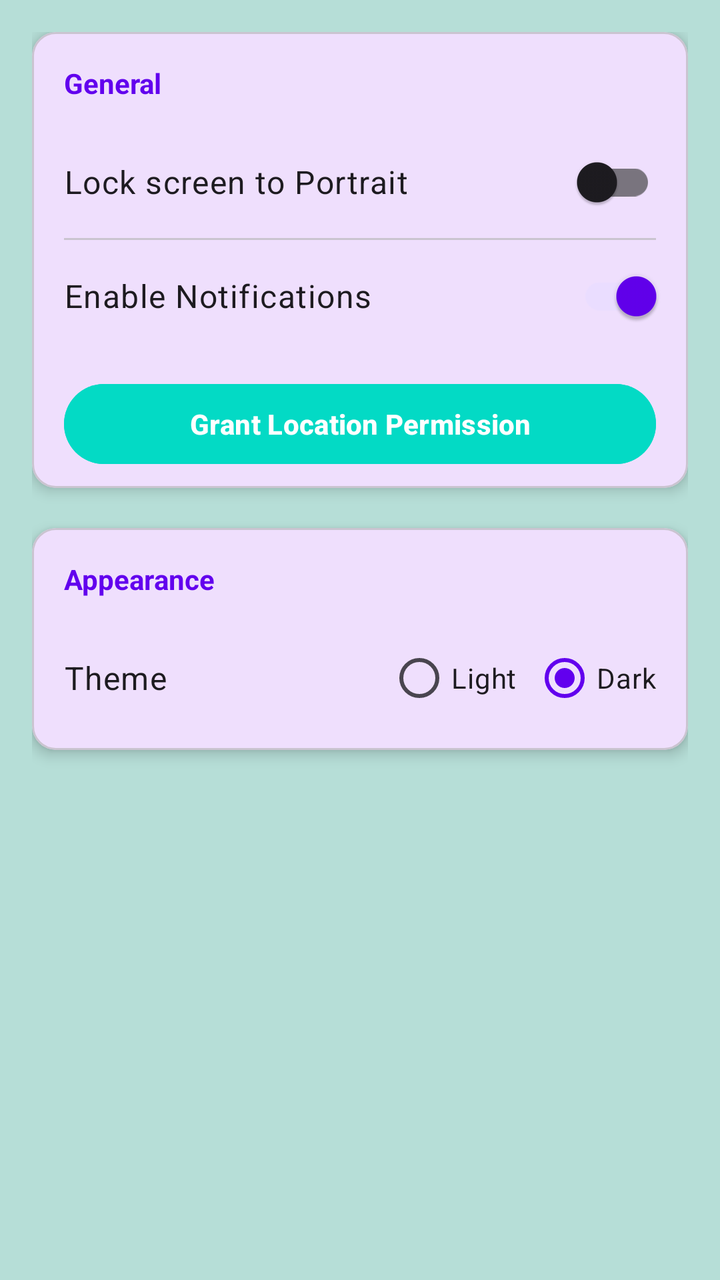
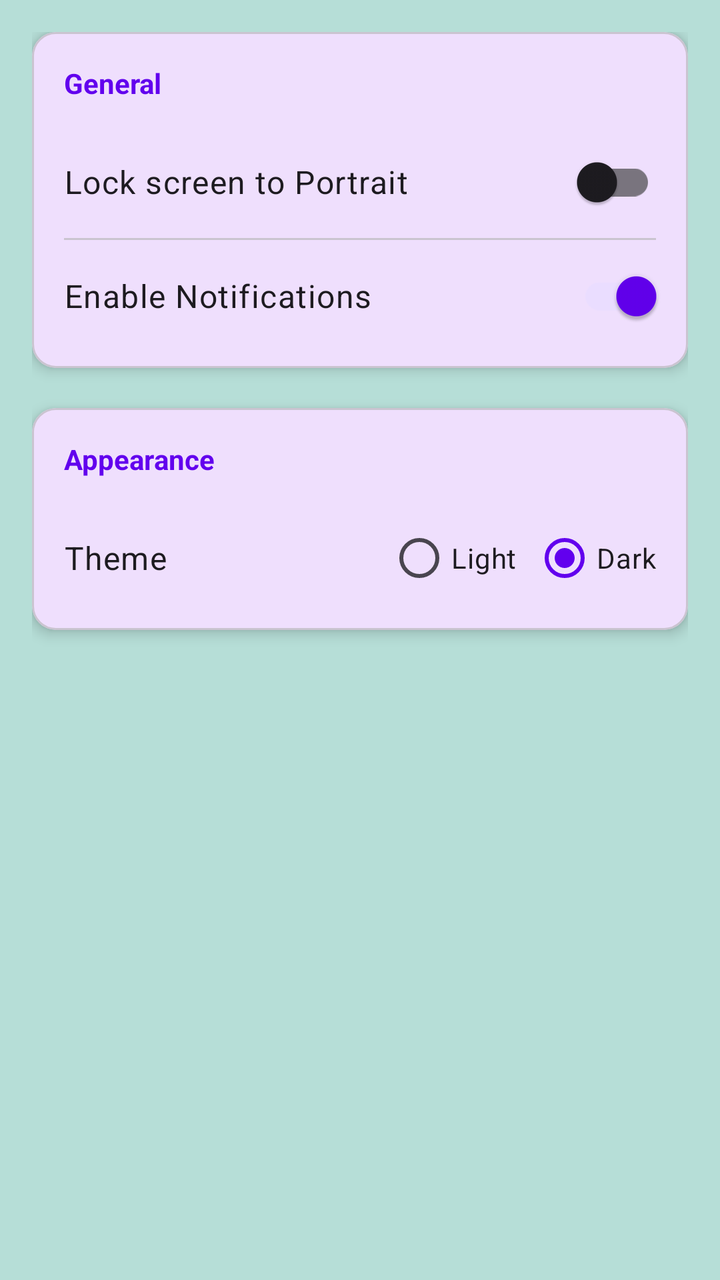

The first picture is an Android layout as it rendered before a commit; the second is the same layout after the commit. The layout source and the unified diff follow.
<!-- AndroidManifest.xml: application theme Theme.SmartAssistiveSystem -->
<!-- res/layout/fragment_settings.xml -->
<?xml version="1.0" encoding="utf-8"?>
<ScrollView xmlns:android="http://schemas.android.com/apk/res/android"
    xmlns:app="http://schemas.android.com/apk/res-auto"
    android:layout_width="match_parent"
    android:layout_height="match_parent"
    android:background="@color/sys_light_surface"
    android:padding="16dp">

    <LinearLayout
        android:layout_width="match_parent"
        android:layout_height="wrap_content"
        android:orientation="vertical">

        
        <com.google.android.material.card.MaterialCardView
            android:layout_width="match_parent"
            android:layout_height="wrap_content"
            android:layout_marginBottom="20dp"
            app:cardCornerRadius="12dp"
            app:cardElevation="4dp"
            app:strokeWidth="1dp"
            app:strokeColor="@color/sys_light_outlineVariant">

            <LinearLayout
                android:layout_width="match_parent"
                android:layout_height="wrap_content"
                android:orientation="vertical"
                android:paddingVertical="8dp">

                <TextView
                    android:layout_width="match_parent"
                    android:layout_height="wrap_content"
                    android:text="General"
                    android:textSize="14sp"
                    android:textStyle="bold"
                    android:textColor="?attr/colorPrimary"
                    android:paddingHorizontal="16dp"
                    android:paddingTop="8dp"
                    android:paddingBottom="12dp" />

                <androidx.appcompat.widget.SwitchCompat
                    android:id="@+id/switch_lock_portrait"
                    android:layout_width="match_parent"
                    android:layout_height="wrap_content"
                    android:text="Lock screen to Portrait"
                    android:minHeight="56dp"
                    android:paddingHorizontal="16dp"
                    android:textAppearance="@style/TextAppearance.Material3.BodyLarge" />

                <View
                    android:layout_width="match_parent"
                    android:layout_height="1dp"
                    android:layout_marginHorizontal="16dp"
                    android:background="@color/sys_light_outlineVariant" />

                <androidx.appcompat.widget.SwitchCompat
                    android:id="@+id/switch_notifications"
                    android:layout_width="match_parent"
                    android:layout_height="wrap_content"
                    android:text="Enable Notifications"
                    android:checked="true"
                    android:minHeight="56dp"
                    android:paddingHorizontal="16dp"
                    android:textAppearance="@style/TextAppearance.Material3.BodyLarge" />

                
                <Button
                    android:id="@+id/btn_request_location"
                    android:layout_width="match_parent"
                    android:layout_height="wrap_content"
                    android:layout_marginTop="12dp"
                    android:layout_marginHorizontal="16dp"
                    android:text="Grant Location Permission"
                    android:textAllCaps="false"
                    android:textStyle="bold"
                    android:backgroundTint="@color/teal_200"
                    android:textColor="@android:color/white"
                    android:elevation="4dp" />

            </LinearLayout>
        </com.google.android.material.card.MaterialCardView>


        
        <com.google.android.material.card.MaterialCardView
            android:layout_width="match_parent"
            android:layout_height="wrap_content"
            android:layout_marginBottom="20dp"
            app:cardCornerRadius="12dp"
            app:cardElevation="4dp"
            app:strokeWidth="1dp"
            app:strokeColor="@color/sys_light_outlineVariant">

            <LinearLayout
                android:layout_width="match_parent"
                android:layout_height="wrap_content"
                android:orientation="vertical"
                android:paddingVertical="8dp">

                <TextView
                    android:layout_width="match_parent"
                    android:layout_height="wrap_content"
                    android:text="Appearance"
                    android:textSize="14sp"
                    android:textStyle="bold"
                    android:textColor="?attr/colorPrimary"
                    android:paddingHorizontal="16dp"
                    android:paddingTop="8dp"
                    android:paddingBottom="12dp" />

                <LinearLayout
                    android:layout_width="match_parent"
                    android:layout_height="wrap_content"
                    android:orientation="horizontal"
                    android:gravity="center_vertical"
                    android:paddingHorizontal="16dp"
                    android:minHeight="56dp">

                    <TextView
                        android:layout_width="0dp"
                        android:layout_height="wrap_content"
                        android:layout_weight="1"
                        android:text="Theme"
                        android:textAppearance="@style/TextAppearance.Material3.BodyLarge" />

                    <RadioGroup
                        android:id="@+id/rg_theme"
                        android:layout_width="wrap_content"
                        android:layout_height="wrap_content"
                        android:orientation="horizontal">

                        <RadioButton
                            android:id="@+id/rb_light_theme"
                            android:layout_width="wrap_content"
                            android:layout_height="wrap_content"
                            android:text="Light"
                            android:layout_marginEnd="8dp" />

                        <RadioButton
                            android:id="@+id/rb_dark_theme"
                            android:layout_width="wrap_content"
                            android:layout_height="wrap_content"
                            android:text="Dark"
                            android:checked="true" />
                    </RadioGroup>
                </LinearLayout>
            </LinearLayout>
        </com.google.android.material.card.MaterialCardView>
    </LinearLayout>
</ScrollView>
<!-- resources referenced by this layout -->
<resources>
  <color name="sys_light_outlineVariant">#CAC4D0</color>
  <color name="sys_light_surface">#B6DED7</color>
  <color name="teal_200">#03DAC5</color>
  <style name="Theme.SmartAssistiveSystem" parent="Theme.Material3.DayNight.NoActionBar">
  
          
          <item name="windowActionBar">false</item>
          <item name="windowNoTitle">true</item>
  
          
          <item name="colorPrimary">@color/purple_500</item>
          <item name="colorPrimaryVariant">@color/purple_700</item>
          <item name="colorOnPrimary">@color/white</item>
  
          
          <item name="colorSecondary">@color/teal_200</item>
          <item name="colorOnSecondary">@color/black</item>
  
          
          <item name="android:statusBarColor">?attr/colorPrimaryVariant</item>
  
          
          <item name="actionMenuTextAppearance">@style/ActionMenuTextStyle</item>
      </style>
  <color name="purple_500">#6200EE</color>
  <color name="purple_700">#3700B3</color>
  <color name="white">#FFFFFF</color>
  <color name="black">#000000</color>
  <style name="ActionMenuTextStyle" parent="@android:style/TextAppearance.Widget.IconMenu.Item">
          <item name="android:textSize">14sp</item>
          <item name="android:textColor">#FFFFFF</item>
          <item name="android:textAllCaps">false</item>
      </style>
</resources>

<!-- the commit's change to res/layout/fragment_settings.xml (unified diff, before → after) -->
@@ -64,18 +64,6 @@
                     android:textAppearance="@style/TextAppearance.Material3.BodyLarge" />
 
                 
-                <Button
-                    android:id="@+id/btn_request_location"
-                    android:layout_width="match_parent"
-                    android:layout_height="wrap_content"
-                    android:layout_marginTop="12dp"
-                    android:layout_marginHorizontal="16dp"
-                    android:text="Grant Location Permission"
-                    android:textAllCaps="false"
-                    android:textStyle="bold"
-                    android:backgroundTint="@color/teal_200"
-                    android:textColor="@android:color/white"
-                    android:elevation="4dp" />
 
             </LinearLayout>
         </com.google.android.material.card.MaterialCardView>
